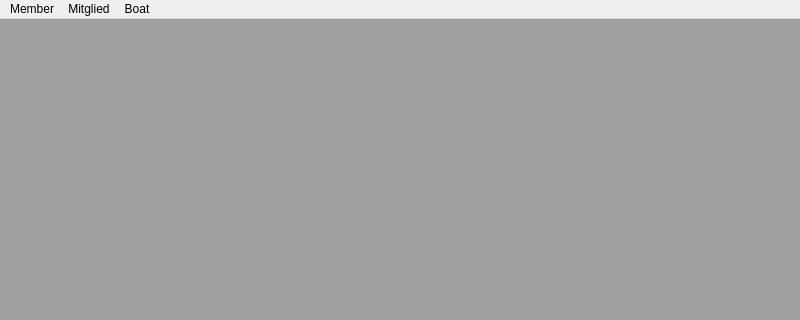
Qt form mainwin/mainwindow.ui (pmgyambol/rowingclub) before a commit; both pictures show x 0 to 800 and y 0 to 320 of the 800 by 600 pixel window.
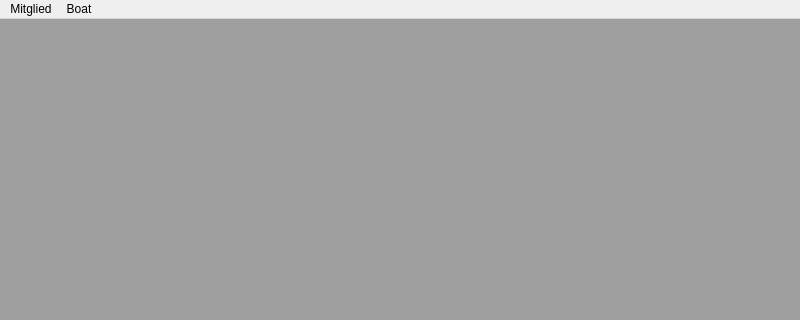
The same form after that commit. Icons and pictures are not drawn.

Commit message: Member code has been removed. Menu is corrected partially too.

```diff
--- a/mainwin/mainwindow.ui
+++ b/mainwin/mainwindow.ui
@@ -34,13 +34,6 @@
      <height>22</height>
     </rect>
    </property>
-   <widget class="QMenu" name="menuMember">
-    <property name="title">
-     <string>Member</string>
-    </property>
-    <addaction name="actionNewMember"/>
-    <addaction name="actionListMember"/>
-   </widget>
    <widget class="QMenu" name="menuBoat">
     <property name="title">
      <string>Boat</string>
@@ -54,7 +47,6 @@
     <addaction name="actionNewMitglied"/>
     <addaction name="actionListMitglied"/>
    </widget>
-   <addaction name="menuMember"/>
    <addaction name="menuMitglied"/>
    <addaction name="menuBoat"/>
   </widget>
```
Left out of the diff: 28 changed lines with no effect on the pictures. The commit also changes 12 other files.
